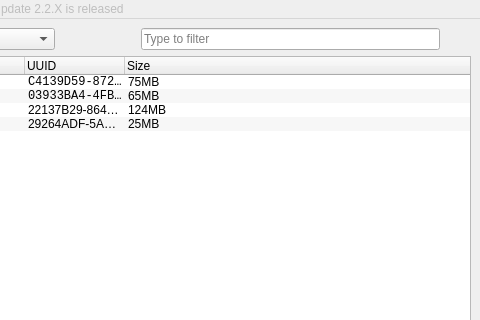
o-daneel/Lunii.QT, file pkg/ui/main.ui: the form before one commit; both pictures show x 185 to 665 and y 0 to 320 of the 665 by 600 pixel window.
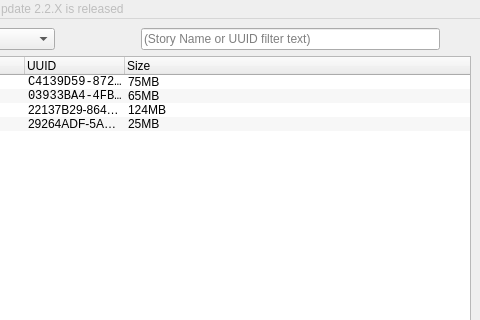
The form after the commit. Icons and pictures are not drawn.

Commit message: update filters on stories (uuid included in search)

Patch:
```diff
--- a/pkg/ui/main.ui
+++ b/pkg/ui/main.ui
@@ -118,7 +118,7 @@
       <item>
        <widget class="QLineEdit" name="le_filter">
         <property name="placeholderText">
-         <string>Type to filter</string>
+         <string>(Story Name or UUID filter text)</string>
         </property>
         <property name="clearButtonEnabled">
          <bool>true</bool>
```
The commit also changes 2 other files.
